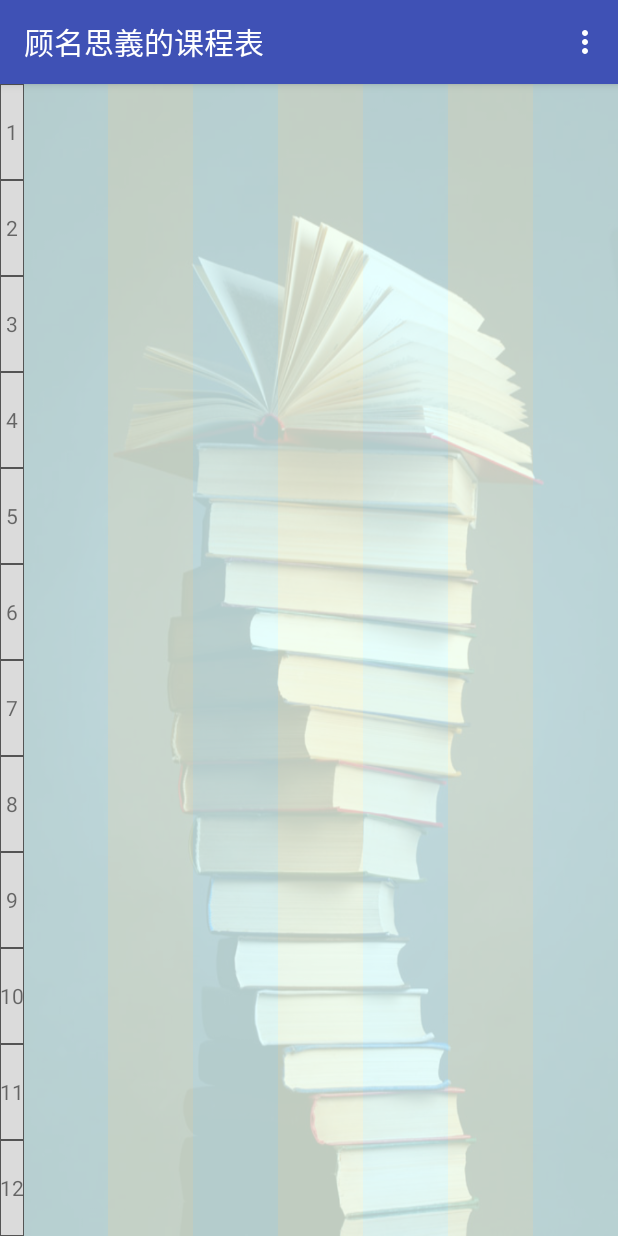
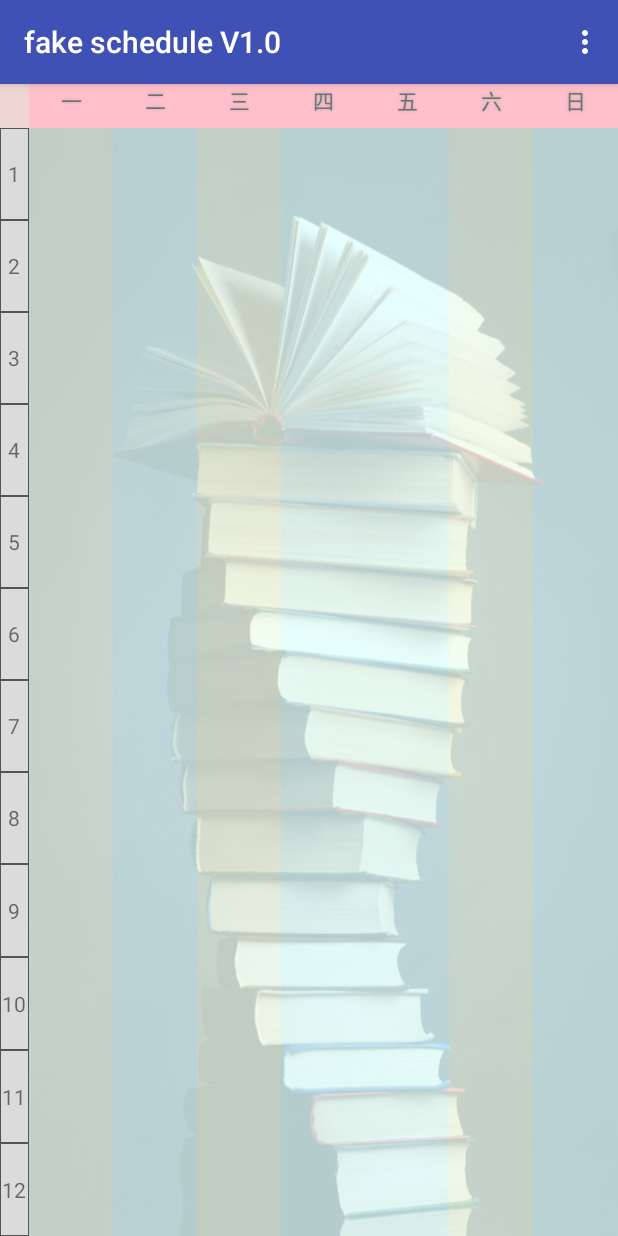
Before and after one commit to gumingsiyi/Schedule, an Android app: the screen it shows after launch (MainActivity), on a phone screen of 412 x 824 dp. Run offline under Robolectric (Android 15) with nearby library versions, the phone set to English and light mode, and no system bars.

Commit message:
美化了主界面

```diff
--- a/app/src/main/res/drawable/background_white.xml
+++ b/app/src/main/res/drawable/background_pink.xml
@@ -2,7 +2,7 @@
 <selector xmlns:android="http://schemas.android.com/apk/res/android">
     <item>
         <shape>
-            <solid android:color="#ffffff" />
+            <solid android:color="#ffc0cb" />
         </shape>
     </item>
 </selector>
--- a/app/src/main/res/layout/activity_main.xml
+++ b/app/src/main/res/layout/activity_main.xml
@@ -11,8 +11,100 @@
 
     <LinearLayout
             android:orientation="vertical"
-            android:layout_width="wrap_content"
+            android:layout_width="match_parent"
+            android:layout_height="match_parent">
+        <LinearLayout
+                android:orientation="horizontal"
+                android:layout_width="match_parent"
+                android:background="@drawable/background_pink"
+                android:layout_height="0dp" android:layout_weight="0.04">
+            <LinearLayout
+                    android:orientation="horizontal"
+                    android:layout_width="0dp"
+                    android:layout_weight="0.35"
+                    android:background="#EED5D2"
+                    android:layout_height="match_parent">
+            </LinearLayout>
+            <TextView
+                    android:layout_width="0dp"
+                    android:layout_height="wrap_content"
+                    android:layout_weight="1"
+                    android:textColor="#707070"
+                    android:shadowColor="#A8A8A8"
+                    android:shadowRadius="2.0"
+                    android:gravity="center"
+                    android:textAppearance="?android:attr/textAppearanceSmall"
+                    android:text="一"/>
+            <TextView
+                    android:layout_width="0dp"
+                    android:layout_height="wrap_content"
+                    android:layout_weight="1"
+                    android:textColor="#707070"
+                    android:shadowColor="#A8A8A8"
+                    android:shadowRadius="2.0"
+                    android:gravity="center"
+                    android:textAppearance="?android:attr/textAppearanceSmall"
+                    android:text="二"/>
+            <TextView
+                    android:layout_width="0dp"
+                    android:layout_height="wrap_content"
+                    android:layout_weight="1"
+                    android:textColor="#707070"
+                    android:shadowColor="#A8A8A8"
+                    android:shadowRadius="2.0"
+                    android:gravity="center"
+                    android:textAppearance="?android:attr/textAppearanceSmall"
+                    android:text="三"/>
+            <TextView
+                    android:layout_width="0dp"
+                    android:layout_height="wrap_content"
+                    android:layout_weight="1"
+                    android:textColor="#707070"
+                    android:shadowColor="#A8A8A8"
+                    android:shadowRadius="2.0"
+                    android:gravity="center"
+                    android:textAppearance="?android:attr/textAppearanceSmall"
+                    android:text="四"/>
+            <TextView
+                    android:layout_width="0dp"
+                    android:layout_height="wrap_content"
+                    android:layout_weight="1"
+                    android:textColor="#707070"
+                    android:shadowColor="#A8A8A8"
+                    android:shadowRadius="2.0"
+                    android:gravity="center"
+                    android:textAppearance="?android:attr/textAppearanceSmall"
+                    android:text="五"/>
+            <TextView
+                    android:layout_width="0dp"
+                    android:layout_height="wrap_content"
+                    android:layout_weight="1"
+                    android:textColor="#707070"
+                    android:shadowColor="#A8A8A8"
+                    android:shadowRadius="2.0"
+                    android:gravity="center"
+                    android:textAppearance="?android:attr/textAppearanceSmall"
+                    android:text="六"/>
+            <TextView
+                    android:layout_width="0dp"
+                    android:layout_height="wrap_content"
+                    android:layout_weight="1"
+                    android:textColor="#707070"
+                    android:shadowColor="#A8A8A8"
+                    android:shadowRadius="2.0"
+                    android:gravity="center"
+                    android:textAppearance="?android:attr/textAppearanceSmall"
+                    android:text="日"/>
+        </LinearLayout>
+        <LinearLayout
+                android:orientation="horizontal"
+                android:layout_width="match_parent"
+                android:layout_height="0dp" android:layout_weight="1">
+            <LinearLayout
+                    android:orientation="vertical"
+                    android:layout_width="0dp"
                     android:layout_height="match_parent"
+                    android:layout_weight="0.35"
             >
 
                 <TextView
@@ -118,18 +210,9 @@
                     android:layout_width="0dp"
                     android:layout_height="match_parent"
                     android:layout_weight="1.0"
-            android:background="@drawable/background_lightblue"
-            android:alpha="0.8"
-            android:id="@+id/mon">
-    </RelativeLayout>
-    <RelativeLayout
-            android:orientation="horizontal"
-            android:layout_width="0dp"
-            android:layout_height="match_parent"
-            android:layout_weight="1.0"
                     android:alpha="0.8"
                     android:background="@drawable/background_lightgreen"
-            android:id="@+id/tue">
+                    android:id="@+id/thu">
             </RelativeLayout>
             <RelativeLayout
                     android:orientation="horizontal"
@@ -147,7 +230,16 @@
                     android:layout_weight="1.0"
                     android:alpha="0.8"
                     android:background="@drawable/background_lightgreen"
-            android:id="@+id/thu">
+                    android:id="@+id/tue">
+            </RelativeLayout>
+            <RelativeLayout
+                    android:orientation="horizontal"
+                    android:layout_width="0dp"
+                    android:layout_height="match_parent"
+                    android:layout_weight="1.0"
+                    android:background="@drawable/background_lightblue"
+                    android:alpha="0.8"
+                    android:id="@+id/sun">
             </RelativeLayout>
             <RelativeLayout
                     android:orientation="horizontal"
@@ -174,6 +266,8 @@
                     android:layout_weight="1.0"
                     android:background="@drawable/background_lightblue"
                     android:alpha="0.8"
-            android:id="@+id/sun">
+                    android:id="@+id/mon">
             </RelativeLayout>
         </LinearLayout>
+    </LinearLayout>
+</LinearLayout>
--- a/app/src/main/res/layout/spinner_item.xml
+++ b/app/src/main/res/layout/spinner_item.xml
@@ -4,7 +4,5 @@
           android:layout_height="match_parent"
           android:textColor="#000000"
           android:textSize="15sp"
-          android:gravity="center"
->
-
+          android:gravity="center">
 </TextView>
--- a/app/src/main/res/values/strings.xml
+++ b/app/src/main/res/values/strings.xml
@@ -1,3 +1,3 @@
 <resources>
-    <string name="app_name">顾名思義的课程表</string>
+    <string name="app_name">fake schedule V1.0</string>
 </resources>
```
Lines whose indentation alone changed are shown as unchanged.
